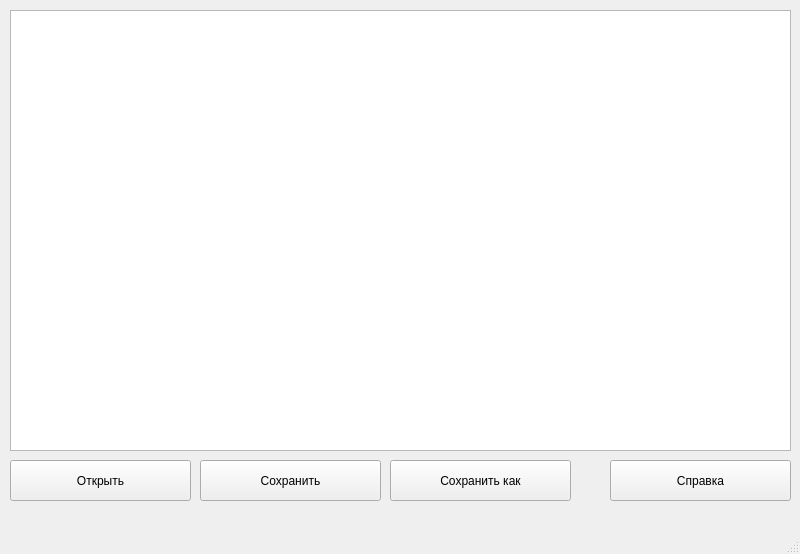
and-veys/TextEditor, file mainwindow.ui: the form before one commit.
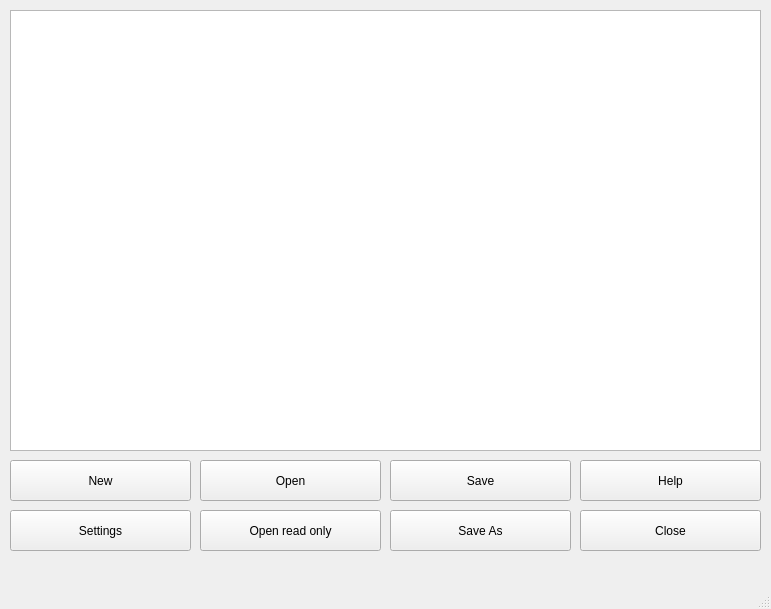
The form after the commit.

Patch:
```diff
--- a/mainwindow.ui
+++ b/mainwindow.ui
@@ -6,8 +6,8 @@
    <rect>
     <x>0</x>
     <y>0</y>
-    <width>800</width>
-    <height>554</height>
+    <width>771</width>
+    <height>609</height>
    </rect>
   </property>
   <property name="windowTitle">
@@ -15,11 +15,14 @@
   </property>
   <widget class="QWidget" name="centralwidget">
    <widget class="QTextEdit" name="textEdit">
+    <property name="enabled">
+     <bool>true</bool>
+    </property>
     <property name="geometry">
      <rect>
       <x>10</x>
       <y>10</y>
-      <width>781</width>
+      <width>751</width>
       <height>441</height>
      </rect>
     </property>
@@ -27,33 +30,33 @@
    <widget class="QPushButton" name="buttonOpen">
     <property name="geometry">
      <rect>
-      <x>10</x>
+      <x>200</x>
       <y>460</y>
       <width>181</width>
       <height>41</height>
      </rect>
     </property>
     <property name="text">
-     <string>Открыть</string>
+     <string>Open</string>
     </property>
    </widget>
    <widget class="QPushButton" name="buttonSave">
     <property name="geometry">
      <rect>
-      <x>200</x>
+      <x>390</x>
       <y>460</y>
       <width>181</width>
       <height>41</height>
      </rect>
     </property>
     <property name="text">
-     <string>Сохранить</string>
+     <string>Save</string>
     </property>
    </widget>
    <widget class="QPushButton" name="buttonHelp">
     <property name="geometry">
      <rect>
-      <x>610</x>
+      <x>580</x>
       <y>460</y>
       <width>181</width>
       <height>41</height>
@@ -63,20 +66,78 @@
      <enum>Qt::TabFocus</enum>
     </property>
     <property name="text">
-     <string>Справка</string>
+     <string>Help</string>
     </property>
    </widget>
    <widget class="QPushButton" name="buttonSaveAs">
     <property name="geometry">
      <rect>
       <x>390</x>
+      <y>510</y>
+      <width>181</width>
+      <height>41</height>
+     </rect>
+    </property>
+    <property name="text">
+     <string>Save As</string>
+    </property>
+   </widget>
+   <widget class="QPushButton" name="buttonOpenRO">
+    <property name="geometry">
+     <rect>
+      <x>200</x>
+      <y>510</y>
+      <width>181</width>
+      <height>41</height>
+     </rect>
+    </property>
+    <property name="text">
+     <string>Open read only</string>
+    </property>
+   </widget>
+   <widget class="QPushButton" name="buttonNew">
+    <property name="geometry">
+     <rect>
+      <x>10</x>
       <y>460</y>
       <width>181</width>
       <height>41</height>
      </rect>
     </property>
     <property name="text">
-     <string>Сохранить как</string>
+     <string>New</string>
+    </property>
+   </widget>
+   <widget class="QPushButton" name="buttonSettings">
+    <property name="geometry">
+     <rect>
+      <x>10</x>
+      <y>510</y>
+      <width>181</width>
+      <height>41</height>
+     </rect>
+    </property>
+    <property name="focusPolicy">
+     <enum>Qt::TabFocus</enum>
+    </property>
+    <property name="text">
+     <string>Settings</string>
+    </property>
+   </widget>
+   <widget class="QPushButton" name="buttonClose">
+    <property name="geometry">
+     <rect>
+      <x>580</x>
+      <y>510</y>
+      <width>181</width>
+      <height>41</height>
+     </rect>
+    </property>
+    <property name="focusPolicy">
+     <enum>Qt::TabFocus</enum>
+    </property>
+    <property name="text">
+     <string>Close</string>
     </property>
    </widget>
   </widget>
```
Left out of the diff: 7 changed lines with no effect on the pictures.
